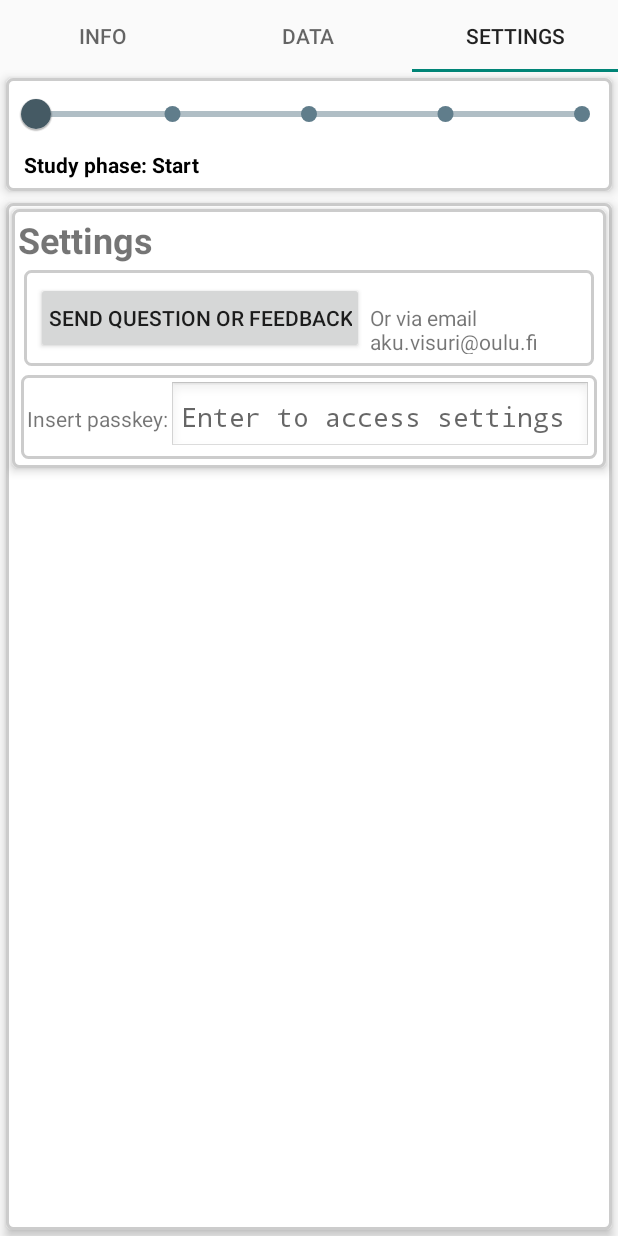
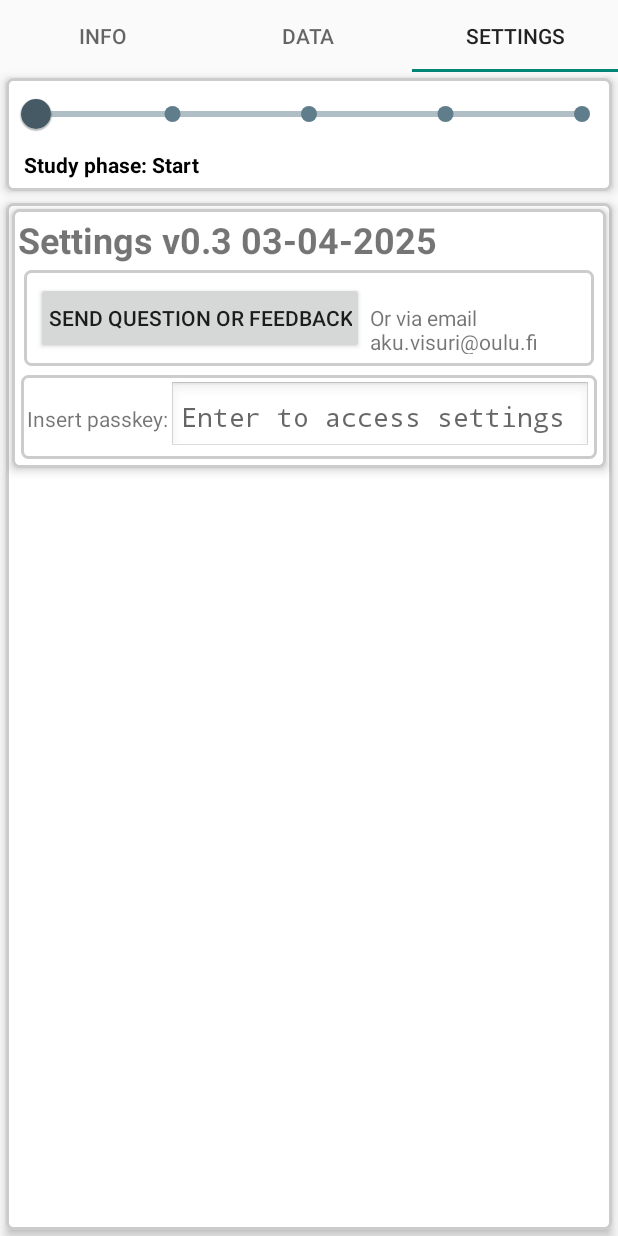
Before and after one commit to akuvisur/AndroidAtWork, an Android app built with Jetpack Compose: the screen it shows after launch (MainActivity), tab 3 chosen, on a phone screen of 412 x 824 dp. Run offline under Robolectric (Android 15) with nearby library versions, the phone set to English and light mode, and no system bars; our stand-ins replace Firebase (no records; nobody signed in at launch, a user with empty details on screens opened directly); libraries missing offline, so code that uses them is left out: com.github.mikephil.charting.

Commit message:
Added version number to settings

```diff
--- a/app/src/main/res/layout/fragment_settings.xml
+++ b/app/src/main/res/layout/fragment_settings.xml
@@ -17,7 +17,7 @@
     <TextView
         android:layout_width="match_parent"
         android:layout_height="wrap_content"
-        android:text="Settings"
+        android:text="Settings v0.3 03-04-2025"
         android:textSize="24dp"
         android:textStyle="bold"
         />
```
